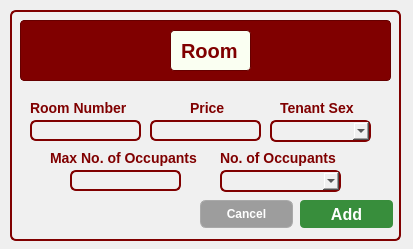
First picture: the form in CCC151-Group--BH-Management-System/UI_Files/AddRoom.ui, repository Kris2103/CCC151-Group--BH-Management-System, before the edit.
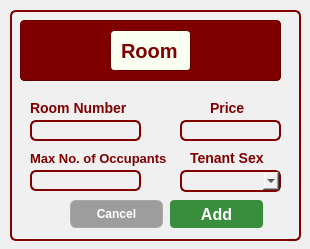
Second picture: the form after the edit.

Diff of the .ui file:
```diff
--- a/CCC151-Group--BH-Management-System/UI_Files/AddRoom.ui
+++ b/CCC151-Group--BH-Management-System/UI_Files/AddRoom.ui
@@ -6,7 +6,7 @@
    <rect>
     <x>0</x>
     <y>0</y>
-    <width>413</width>
+    <width>310</width>
     <height>249</height>
    </rect>
   </property>
@@ -18,7 +18,7 @@
     <rect>
      <x>10</x>
      <y>10</y>
-     <width>391</width>
+     <width>291</width>
      <height>231</height>
     </rect>
    </property>
@@ -39,7 +39,7 @@
      <rect>
       <x>10</x>
       <y>10</y>
-      <width>371</width>
+      <width>261</width>
       <height>61</height>
      </rect>
     </property>
@@ -61,7 +61,7 @@
     <widget class="QLabel" name="label_2">
      <property name="geometry">
       <rect>
-       <x>150</x>
+       <x>90</x>
        <y>10</y>
        <width>81</width>
        <height>41</height>
@@ -122,9 +122,9 @@
    <widget class="QLineEdit" name="PriceLineEdit">
     <property name="geometry">
      <rect>
-      <x>140</x>
+      <x>170</x>
       <y>110</y>
-      <width>111</width>
+      <width>101</width>
       <height>21</height>
      </rect>
     </property>
@@ -132,7 +132,7 @@
    <widget class="QLabel" name="label_4">
     <property name="geometry">
      <rect>
-      <x>180</x>
+      <x>200</x>
       <y>90</y>
       <width>61</width>
       <height>16</height>
@@ -151,33 +151,11 @@
      <string>Price</string>
     </property>
    </widget>
-   <widget class="QLabel" name="label_9">
-    <property name="geometry">
-     <rect>
-      <x>210</x>
-      <y>140</y>
-      <width>131</width>
-      <height>16</height>
-     </rect>
-    </property>
-    <property name="styleSheet">
-     <string notr="true">background: none;
-    border: none;
-    color: #800000;
-    font-family: 'Cal Sans', sans-serif;
-    font-weight: 700;
-    font-style: normal;
-    font-size: 14px;</string>
-    </property>
-    <property name="text">
-     <string>No. of Occupants</string>
-    </property>
-   </widget>
    <widget class="QLabel" name="label_10">
     <property name="geometry">
      <rect>
-      <x>270</x>
-      <y>90</y>
+      <x>180</x>
+      <y>140</y>
       <width>81</width>
       <height>16</height>
      </rect>
@@ -198,7 +176,7 @@
    <widget class="QPushButton" name="AddpushButton">
     <property name="geometry">
      <rect>
-      <x>290</x>
+      <x>160</x>
       <y>190</y>
       <width>93</width>
       <height>28</height>
@@ -222,7 +200,7 @@
    <widget class="QPushButton" name="CancelpushButton">
     <property name="geometry">
      <rect>
-      <x>190</x>
+      <x>60</x>
       <y>190</y>
       <width>93</width>
       <height>28</height>
@@ -245,19 +223,9 @@
    <widget class="QComboBox" name="TenantSexComboBox">
     <property name="geometry">
      <rect>
-      <x>260</x>
-      <y>110</y>
-      <width>101</width>
-      <height>22</height>
-     </rect>
-    </property>
-   </widget>
-   <widget class="QComboBox" name="NoOfOccupantsComboBox">
-    <property name="geometry">
-     <rect>
-      <x>210</x>
+      <x>170</x>
       <y>160</y>
-      <width>121</width>
+      <width>101</width>
       <height>22</height>
      </rect>
     </property>
@@ -265,7 +233,7 @@
    <widget class="QLabel" name="label_13">
     <property name="geometry">
      <rect>
-      <x>40</x>
+      <x>20</x>
       <y>140</y>
       <width>161</width>
       <height>16</height>
@@ -278,7 +246,7 @@
     font-family: 'Cal Sans', sans-serif;
     font-weight: 700;
     font-style: normal;
-    font-size: 14px;</string>
+    font-size: 13px;</string>
     </property>
     <property name="text">
      <string>Max No. of Occupants</string>
@@ -287,7 +255,7 @@
    <widget class="QLineEdit" name="MaxNoOccupantsLineEdit">
     <property name="geometry">
      <rect>
-      <x>60</x>
+      <x>20</x>
       <y>160</y>
       <width>111</width>
       <height>21</height>
```
